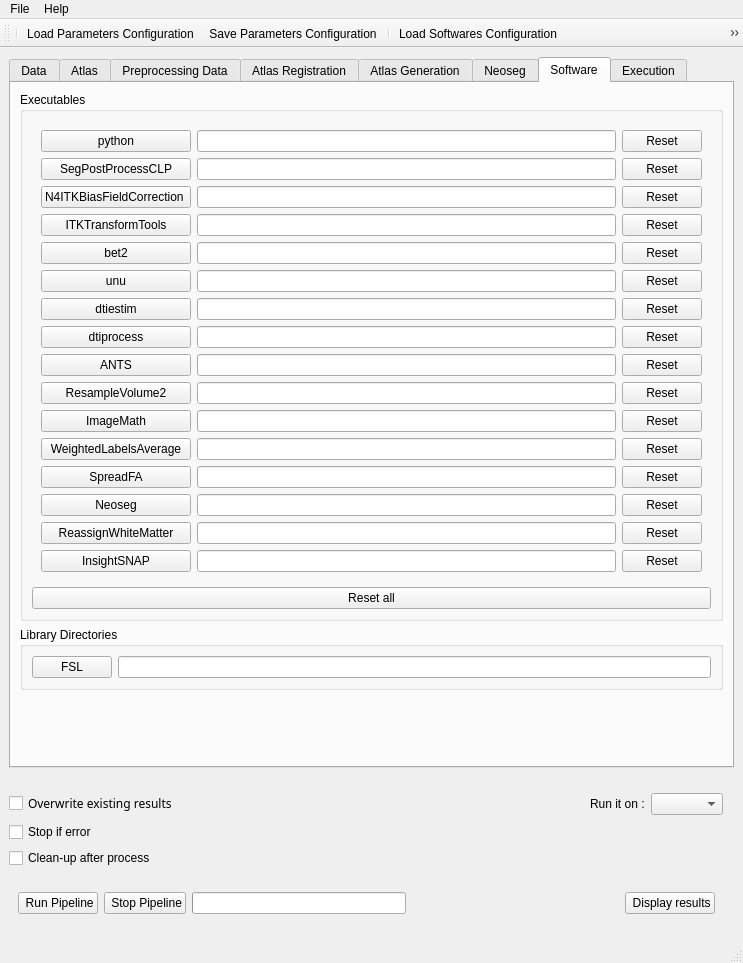
First picture: the form in NeosegPipeline/Window.ui, repository hay318/NeosegPipeline, before the edit.
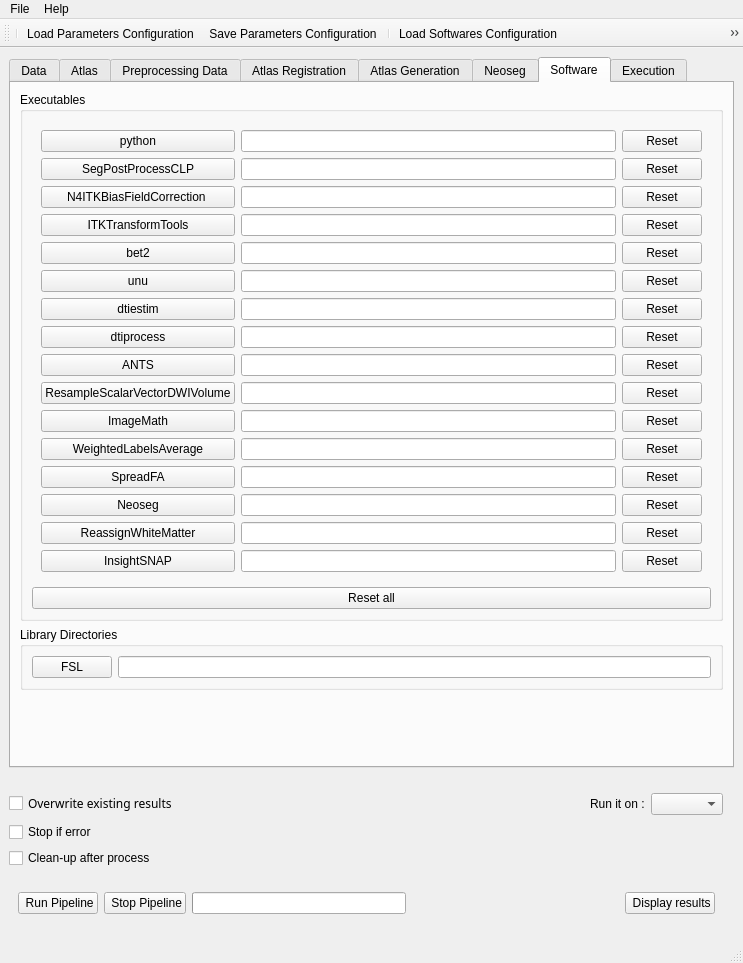
Second picture: the form after the edit. The open tabs and pages were chosen to show the change. Icons and pictures are not drawn.

What changed in the file:
```diff
--- a/NeosegPipeline/Window.ui
+++ b/NeosegPipeline/Window.ui
@@ -2904,7 +2904,7 @@
               <item row="9" column="0">
                <widget class="QPushButton" name="ResampleVolume2_button">
                 <property name="text">
-                 <string>ResampleVolume2</string>
+                 <string>ResampleScalarVectorDWIVolume</string>
                 </property>
                </widget>
               </item>
```
Left out of the diff: 39 changed lines with no effect on the pictures.
